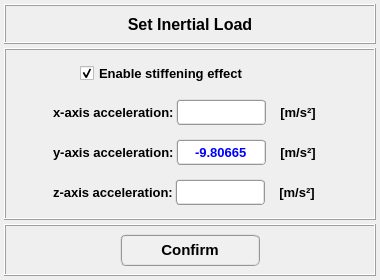
Before: the Qt Designer form pulse/interface/ui_files/model/setup/structural/inertial_load_input.ui in open-pulse/OpenPulse, drawn with Qt 5.
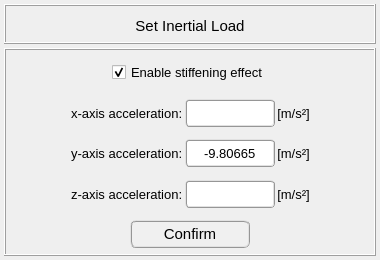
After: the same form once the commit is applied.

What changed in the file:
```diff
--- a/pulse/interface/ui_files/model/setup/structural/inertial_load_input.ui
+++ b/pulse/interface/ui_files/model/setup/structural/inertial_load_input.ui
@@ -10,7 +10,7 @@
     <x>0</x>
     <y>0</y>
     <width>380</width>
-    <height>280</height>
+    <height>260</height>
    </rect>
   </property>
   <property name="sizePolicy">
@@ -22,13 +22,13 @@
   <property name="minimumSize">
    <size>
     <width>380</width>
-    <height>280</height>
+    <height>240</height>
    </size>
   </property>
   <property name="maximumSize">
    <size>
     <width>380</width>
-    <height>280</height>
+    <height>260</height>
    </size>
   </property>
   <property name="contextMenuPolicy">
@@ -105,22 +105,22 @@
         <property name="minimumSize">
          <size>
           <width>0</width>
-          <height>32</height>
+          <height>40</height>
          </size>
         </property>
         <property name="maximumSize">
          <size>
           <width>16777215</width>
-          <height>32</height>
+          <height>40</height>
          </size>
         </property>
         <property name="font">
          <font>
           <family>MS Shell Dlg 2</family>
-          <pointsize>12</pointsize>
-          <weight>75</weight>
+          <pointsize>11</pointsize>
+          <weight>50</weight>
           <italic>false</italic>
-          <bold>true</bold>
+          <bold>false</bold>
          </font>
         </property>
         <property name="text">
@@ -137,92 +137,18 @@
      </layout>
     </widget>
    </item>
-   <item row="2" column="0">
-    <widget class="QFrame" name="frame_button">
-     <property name="minimumSize">
-      <size>
-       <width>0</width>
-       <height>52</height>
-      </size>
-     </property>
-     <property name="maximumSize">
-      <size>
-       <width>16777215</width>
-       <height>52</height>
-      </size>
-     </property>
-     <property name="font">
-      <font>
-       <family>Arial</family>
-       <pointsize>12</pointsize>
-       <weight>75</weight>
-       <bold>true</bold>
-      </font>
-     </property>
-     <property name="frameShape">
-      <enum>QFrame::Box</enum>
-     </property>
-     <property name="frameShadow">
-      <enum>QFrame::Raised</enum>
-     </property>
-     <layout class="QGridLayout" name="gridLayout_3">
-      <property name="leftMargin">
-       <number>2</number>
-      </property>
-      <property name="topMargin">
-       <number>2</number>
-      </property>
-      <property name="rightMargin">
-       <number>2</number>
-      </property>
-      <property name="bottomMargin">
-       <number>2</number>
-      </property>
-      <property name="spacing">
-       <number>2</number>
-      </property>
-      <item row="0" column="0">
-       <widget class="QPushButton" name="pushButton_confirm">
-        <property name="minimumSize">
-         <size>
-          <width>140</width>
-          <height>32</height>
-         </size>
-        </property>
-        <property name="maximumSize">
-         <size>
-          <width>140</width>
-          <height>32</height>
-         </size>
-        </property>
-        <property name="font">
-         <font>
-          <family>MS Shell Dlg 2</family>
-          <pointsize>11</pointsize>
-          <weight>75</weight>
-          <italic>false</italic>
-          <bold>true</bold>
-         </font>
-        </property>
-        <property name="styleSheet">
-         <string notr="true">QPushButton{border-radius: 6px; border-color: rgb(150, 150, 150); border-style: ridge; border-width: 2px; color: rgb(0, 0, 0); background-color: rgb(240, 240, 240); font: 75 bold 11pt &quot;MS Shell Dlg 2&quot;}
-QPushButton:hover{border-radius: 6px; border-color: rgb(0, 170, 255); border-style: ridge; border-width: 2px; color: rgb(0, 0, 0); background-color: rgba(174, 213, 255, 100); font: 75 bold 11pt &quot;MS Shell Dlg 2&quot;}
-QPushButton:pressed{border-radius: 6px; border-color: rgb(0, 170, 255); border-style: ridge; border-width: 3px; color: rgb(0, 0, 0); background-color: rgb(174, 213, 255); font: 75 bold 11pt &quot;MS Shell Dlg 2&quot;}</string>
-        </property>
-        <property name="text">
-         <string>Confirm</string>
-        </property>
-       </widget>
-      </item>
-     </layout>
-    </widget>
-   </item>
    <item row="1" column="0">
-    <widget class="QFrame" name="frame">
+    <widget class="QFrame" name="frame_main">
      <property name="minimumSize">
       <size>
        <width>0</width>
-       <height>150</height>
+       <height>200</height>
+      </size>
+     </property>
+     <property name="maximumSize">
+      <size>
+       <width>16777215</width>
+       <height>16777215</height>
       </size>
      </property>
      <property name="frameShape">
@@ -252,13 +178,13 @@
         <property name="minimumSize">
          <size>
           <width>360</width>
-          <height>30</height>
+          <height>40</height>
          </size>
         </property>
         <property name="maximumSize">
          <size>
           <width>360</width>
-          <height>30</height>
+          <height>40</height>
          </size>
         </property>
         <property name="frameShape">
@@ -284,24 +210,35 @@
           <number>0</number>
          </property>
          <item row="0" column="0">
+          <spacer name="horizontalSpacer_7">
+           <property name="orientation">
+            <enum>Qt::Horizontal</enum>
+           </property>
+           <property name="sizeHint" stdset="0">
+            <size>
+             <width>40</width>
+             <height>20</height>
+            </size>
+           </property>
+          </spacer>
+         </item>
+         <item row="0" column="1">
           <widget class="QCheckBox" name="checkBox_stiffening_effect">
            <property name="minimumSize">
             <size>
-             <width>220</width>
+             <width>0</width>
              <height>26</height>
             </size>
            </property>
            <property name="maximumSize">
             <size>
-             <width>220</width>
+             <width>16777215</width>
              <height>26</height>
             </size>
            </property>
            <property name="font">
             <font>
              <pointsize>10</pointsize>
-             <weight>75</weight>
-             <bold>true</bold>
             </font>
            </property>
            <property name="toolTip">
@@ -315,6 +252,19 @@
            </property>
           </widget>
          </item>
+         <item row="0" column="2">
+          <spacer name="horizontalSpacer_8">
+           <property name="orientation">
+            <enum>Qt::Horizontal</enum>
+           </property>
+           <property name="sizeHint" stdset="0">
+            <size>
+             <width>40</width>
+             <height>20</height>
+            </size>
+           </property>
+          </spacer>
+         </item>
         </layout>
        </widget>
       </item>
@@ -323,13 +273,13 @@
         <property name="minimumSize">
          <size>
           <width>360</width>
-          <height>32</height>
+          <height>40</height>
          </size>
         </property>
         <property name="maximumSize">
          <size>
           <width>360</width>
-          <height>32</height>
+          <height>40</height>
          </size>
         </property>
         <property name="frameShape">
@@ -354,27 +304,65 @@
          <property name="spacing">
           <number>2</number>
          </property>
+         <item row="0" column="0">
+          <spacer name="horizontalSpacer">
+           <property name="orientation">
+            <enum>Qt::Horizontal</enum>
+           </property>
+           <property name="sizeHint" stdset="0">
+            <size>
+             <width>40</width>
+             <height>20</height>
+            </size>
+           </property>
+          </spacer>
+         </item>
+         <item row="0" column="1">
+          <widget class="QLabel" name="label">
+           <property name="minimumSize">
+            <size>
+             <width>0</width>
+             <height>28</height>
+            </size>
+           </property>
+           <property name="maximumSize">
+            <size>
+             <width>16777215</width>
+             <height>28</height>
+            </size>
+           </property>
+           <property name="font">
+            <font>
+             <pointsize>10</pointsize>
+             <weight>50</weight>
+             <bold>false</bold>
+            </font>
+           </property>
+           <property name="text">
+            <string>x-axis acceleration:</string>
+           </property>
+          </widget>
+         </item>
          <item row="0" column="3">
           <widget class="QLabel" name="label_13">
            <property name="minimumSize">
             <size>
-             <width>60</width>
-             <height>26</height>
+             <width>0</width>
+             <height>28</height>
             </size>
            </property>
            <property name="maximumSize">
             <size>
-             <width>60</width>
-             <height>26</height>
+             <width>52</width>
+             <height>28</height>
             </size>
            </property>
            <property name="font">
             <font>
-             <family>MS Shell Dlg 2</family>
              <pointsize>10</pointsize>
-             <weight>75</weight>
+             <weight>50</weight>
              <italic>false</italic>
-             <bold>true</bold>
+             <bold>false</bold>
             </font>
            </property>
            <property name="text">
@@ -390,27 +378,27 @@
            <property name="minimumSize">
             <size>
              <width>90</width>
-             <height>26</height>
+             <height>28</height>
             </size>
            </property>
            <property name="maximumSize">
             <size>
              <width>90</width>
-             <height>26</height>
+             <height>28</height>
             </size>
            </property>
            <property name="font">
             <font>
              <family>MS Shell Dlg 2</family>
              <pointsize>10</pointsize>
-             <weight>75</weight>
+             <weight>9</weight>
              <italic>false</italic>
-             <bold>true</bold>
+             <bold>false</bold>
             </font>
            </property>
            <property name="styleSheet">
-            <string notr="true">QLineEdit{border-radius: 4px; border-color: rgb(150, 150, 150); border-style: ridge; border-width: 2px; color: rgb(0, 0, 255); background-color: rgb(255, 255, 255); font: 75 bold 10pt &quot;MS Shell Dlg 2&quot;}
-QLineEdit::disabled{border-radius: 4px; border-color: rgb(150, 150, 150); border-style: ridge; border-width: 2px; color: rgb(150,150, 150); background-color: rgb(240, 240, 240); font: 75 bold 10pt &quot;MS Shell Dlg 2&quot;}</string>
+            <string notr="true">QLineEdit{border-radius: 4px; border-color: rgb(150, 150, 150); border-style: ridge; border-width: 2px; color: rgb(0, 0, 0); background-color: rgb(255, 255, 255); font: 75 10pt &quot;MS Shell Dlg 2&quot;}
+QLineEdit::disabled{border-radius: 4px; border-color: rgb(150, 150, 150); border-style: ridge; border-width: 2px; color: rgb(150,150, 150); background-color: rgb(240, 240, 240); font: 75 10pt &quot;MS Shell Dlg 2&quot;}</string>
            </property>
            <property name="text">
             <string/>
@@ -421,38 +409,17 @@
           </widget>
          </item>
          <item row="0" column="4">
-          <widget class="QFrame" name="frame_9">
-           <property name="frameShape">
-            <enum>QFrame::NoFrame</enum>
+          <spacer name="horizontalSpacer_2">
+           <property name="orientation">
+            <enum>Qt::Horizontal</enum>
            </property>
-           <property name="frameShadow">
-            <enum>QFrame::Raised</enum>
+           <property name="sizeHint" stdset="0">
+            <size>
+             <width>40</width>
+             <height>20</height>
+            </size>
            </property>
-          </widget>
-         </item>
-         <item row="0" column="0">
-          <widget class="QFrame" name="frame_6">
-           <property name="frameShape">
-            <enum>QFrame::NoFrame</enum>
-           </property>
-           <property name="frameShadow">
-            <enum>QFrame::Raised</enum>
-           </property>
-          </widget>
-         </item>
-         <item row="0" column="1">
-          <widget class="QLabel" name="label">
-           <property name="font">
-            <font>
-             <pointsize>10</pointsize>
-             <weight>75</weight>
-             <bold>true</bold>
-            </font>
-           </property>
-           <property name="text">
-            <string>x-axis acceleration:</string>
-           </property>
-          </widget>
+          </spacer>
          </item>
         </layout>
        </widget>
@@ -462,13 +429,13 @@
         <property name="minimumSize">
          <size>
           <width>360</width>
-          <height>32</height>
+          <height>40</height>
          </size>
         </property>
         <property name="maximumSize">
          <size>
           <width>360</width>
-          <height>32</height>
+          <height>40</height>
          </size>
         </property>
         <property name="frameShape">
@@ -493,23 +460,46 @@
          <property name="spacing">
           <number>2</number>
          </property>
-         <item row="0" column="4">
-          <widget class="QFrame" name="frame_10">
-           <property name="frameShape">
-            <enum>QFrame::NoFrame</enum>
-           </property>
-           <property name="frameShadow">
-            <enum>QFrame::Raised</enum>
-           </property>
-          </widget>
-         </item>
          <item row="0" column="0">
-          <widget class="QFrame" name="frame_7">
-           <property name="frameShape">
-            <enum>QFrame::NoFrame</enum>
+          <spacer name="horizontalSpacer_3">
+           <property name="orientation">
+            <enum>Qt::Horizontal</enum>
            </property>
-           <property name="frameShadow">
-            <enum>QFrame::Raised</enum>
+           <property name="sizeHint" stdset="0">
+            <size>
+             <width>40</width>
+             <height>20</height>
+            </size>
+           </property>
+          </spacer>
+         </item>
+         <item row="0" column="3">
+          <widget class="QLabel" name="label_14">
+           <property name="minimumSize">
+            <size>
+             <width>0</width>
+             <height>28</height>
+            </size>
+           </property>
+           <property name="maximumSize">
+            <size>
+             <width>52</width>
+             <height>28</height>
+            </size>
+           </property>
+           <property name="font">
+            <font>
+             <pointsize>10</pointsize>
+             <weight>50</weight>
+             <italic>false</italic>
+             <bold>false</bold>
+            </font>
+           </property>
+           <property name="text">
+            <string>[m/s²]</string>
+           </property>
+           <property name="alignment">
+            <set>Qt::AlignCenter</set>
            </property>
           </widget>
          </item>
@@ -518,27 +508,27 @@
            <property name="minimumSize">
             <size>
              <width>90</width>
-             <height>26</height>
+             <height>28</height>
             </size>
            </property>
            <property name="maximumSize">
             <size>
              <width>90</width>
-             <height>26</height>
+             <height>28</height>
             </size>
            </property>
            <property name="font">
             <font>
              <family>MS Shell Dlg 2</family>
              <pointsize>10</pointsize>
-             <weight>75</weight>
+             <weight>9</weight>
              <italic>false</italic>
-             <bold>true</bold>
+             <bold>false</bold>
             </font>
            </property>
            <property name="styleSheet">
-            <string notr="true">QLineEdit{border-radius: 4px; border-color: rgb(150, 150, 150); border-style: ridge; border-width: 2px; color: rgb(0, 0, 255); background-color: rgb(255, 255, 255); font: 75 bold 10pt &quot;MS Shell Dlg 2&quot;}
-QLineEdit::disabled{border-radius: 4px; border-color: rgb(150, 150, 150); border-style: ridge; border-width: 2px; color: rgb(150,150, 150); background-color: rgb(240, 240, 240); font: 75 bold 10pt &quot;MS Shell Dlg 2&quot;}
+            <string notr="true">QLineEdit{border-radius: 4px; border-color: rgb(150, 150, 150); border-style: ridge; border-width: 2px; color: rgb(0, 0, 0); background-color: rgb(255, 255, 255); font: 75 10pt &quot;MS Shell Dlg 2&quot;}
+QLineEdit::disabled{border-radius: 4px; border-color: rgb(150, 150, 150); border-style: ridge; border-width: 2px; color: rgb(150,150, 150); background-color: rgb(240, 240, 240); font: 75 10pt &quot;MS Shell Dlg 2&quot;}
 </string>
            </property>
            <property name="text">
@@ -549,44 +539,25 @@
            </property>
           </widget>
          </item>
-         <item row="0" column="3">
-          <widget class="QLabel" name="label_14">
-           <property name="minimumSize">
-            <size>
-             <width>60</width>
-             <height>26</height>
-            </size>
-           </property>
-           <property name="maximumSize">
-            <size>
-             <width>60</width>
-             <height>26</height>
-            </size>
-           </property>
-           <property name="font">
-            <font>
-             <family>MS Shell Dlg 2</family>
-             <pointsize>10</pointsize>
-             <weight>75</weight>
-             <italic>false</italic>
-             <bold>true</bold>
-            </font>
-           </property>
-           <property name="text">
-            <string>[m/s²]</string>
-           </property>
-           <property name="alignment">
-            <set>Qt::AlignCenter</set>
-           </property>
-          </widget>
-         </item>
          <item row="0" column="1">
           <widget class="QLabel" name="label_2">
+           <property name="minimumSize">
+            <size>
+             <width>0</width>
+             <height>28</height>
+            </size>
+           </property>
+           <property name="maximumSize">
+            <size>
+             <width>16777215</width>
+             <height>28</height>
+            </size>
+           </property>
            <property name="font">
             <font>
              <pointsize>10</pointsize>
-             <weight>75</weight>
-             <bold>true</bold>
+             <weight>50</weight>
+             <bold>false</bold>
             </font>
            </property>
            <property name="text">
@@ -594,6 +565,19 @@
            </property>
           </widget>
          </item>
+         <item row="0" column="4">
+          <spacer name="horizontalSpacer_4">
+           <property name="orientation">
+            <enum>Qt::Horizontal</enum>
+           </property>
+           <property name="sizeHint" stdset="0">
+            <size>
+             <width>40</width>
+             <height>20</height>
+            </size>
+           </property>
+          </spacer>
+         </item>
         </layout>
        </widget>
       </item>
@@ -602,13 +586,13 @@
         <property name="minimumSize">
          <size>
           <width>360</width>
-          <height>32</height>
+          <height>40</height>
          </size>
         </property>
         <property name="maximumSize">
          <size>
           <width>360</width>
-          <height>32</height>
+          <height>40</height>
          </size>
         </property>
         <property name="frameShape">
@@ -634,46 +618,38 @@
           <number>2</number>
          </property>
          <item row="0" column="4">
-          <widget class="QFrame" name="frame_11">
-           <property name="frameShape">
-            <enum>QFrame::NoFrame</enum>
+          <spacer name="horizontalSpacer_5">
+           <property name="orientation">
+            <enum>Qt::Horizontal</enum>
            </property>
-           <property name="frameShadow">
-            <enum>QFrame::Raised</enum>
+           <property name="sizeHint" stdset="0">
+            <size>
+             <width>40</width>
+             <height>20</height>
+            </size>
            </property>
-          </widget>
-         </item>
-         <item row="0" column="0">
-          <widget class="QFrame" name="frame_8">
-           <property name="frameShape">
-            <enum>QFrame::NoFrame</enum>
-           </property>
-           <property name="frameShadow">
-            <enum>QFrame::Raised</enum>
-           </property>
-          </widget>
+          </spacer>
          </item>
          <item row="0" column="3">
           <widget class="QLabel" name="label_unit_3">
            <property name="minimumSize">
             <size>
-             <width>60</width>
-             <height>26</height>
+             <width>0</width>
+             <height>28</height>
             </size>
            </property>
            <property name="maximumSize">
             <size>
-             <width>60</width>
-             <height>26</height>
+             <width>52</width>
+             <height>28</height>
             </size>
            </property>
            <property name="font">
             <font>
-             <family>MS Shell Dlg 2</family>
              <pointsize>10</pointsize>
-             <weight>75</weight>
+             <weight>50</weight>
              <italic>false</italic>
-             <bold>true</bold>
+             <bold>false</bold>
             </font>
            </property>
            <property name="text">
@@ -684,49 +660,154 @@
            </property>
           </widget>
          </item>
-         <item row="0" column="2">
-          <widget class="QLineEdit" name="lineEdit_acceleration_z_axis">
-           <property name="minimumSize">
-            <size>
-             <width>90</width>
-             <height>26</height>
-            </size>
-           </property>
-           <property name="maximumSize">
-            <size>
-             <width>90</width>
-             <height>26</height>
-            </size>
-           </property>
-           <property name="font">
-            <font>
-             <family>MS Shell Dlg 2</family>
-             <pointsize>10</pointsize>
-             <weight>75</weight>
-             <italic>false</italic>
-             <bold>true</bold>
-            </font>
-           </property>
-           <property name="styleSheet">
-            <string notr="true">QLineEdit{border-radius: 4px; border-color: rgb(150, 150, 150); border-style: ridge; border-width: 2px; color: rgb(0, 0, 255); background-color: rgb(255, 255, 255); font: 75 bold 10pt &quot;MS Shell Dlg 2&quot;}
-QLineEdit::disabled{border-radius: 4px; border-color: rgb(150, 150, 150); border-style: ridge; border-width: 2px; color: rgb(150,150, 150); background-color: rgb(240, 240, 240); font: 75 bold 10pt &quot;MS Shell Dlg 2&quot;}</string>
-           </property>
-           <property name="alignment">
-            <set>Qt::AlignCenter</set>
-           </property>
-          </widget>
-         </item>
          <item row="0" column="1">
           <widget class="QLabel" name="label_3">
+           <property name="minimumSize">
+            <size>
+             <width>0</width>
+             <height>28</height>
+            </size>
+           </property>
+           <property name="maximumSize">
+            <size>
+             <width>16777215</width>
+             <height>28</height>
+            </size>
+           </property>
            <property name="font">
             <font>
              <pointsize>10</pointsize>
-             <weight>75</weight>
-             <bold>true</bold>
+             <weight>50</weight>
+             <bold>false</bold>
             </font>
            </property>
            <property name="text">
             <string>z-axis acceleration:</string>
+           </property>
+          </widget>
+         </item>
+         <item row="0" column="2">
+          <widget class="QLineEdit" name="lineEdit_acceleration_z_axis">
+           <property name="minimumSize">
+            <size>
+             <width>90</width>
+             <height>28</height>
+            </size>
+           </property>
+           <property name="maximumSize">
+            <size>
+             <width>90</width>
+             <height>28</height>
+            </size>
+           </property>
+           <property name="font">
+            <font>
+             <family>MS Shell Dlg 2</family>
+             <pointsize>10</pointsize>
+             <weight>9</weight>
+             <italic>false</italic>
+             <bold>false</bold>
+            </font>
+           </property>
+           <property name="styleSheet">
+            <string notr="true">QLineEdit{border-radius: 4px; border-color: rgb(150, 150, 150); border-style: ridge; border-width: 2px; color: rgb(0, 0, 0); background-color: rgb(255, 255, 255); font: 75 10pt &quot;MS Shell Dlg 2&quot;}
+QLineEdit::disabled{border-radius: 4px; border-color: rgb(150, 150, 150); border-style: ridge; border-width: 2px; color: rgb(150,150, 150); background-color: rgb(240, 240, 240); font: 75 10pt &quot;MS Shell Dlg 2&quot;}</string>
+           </property>
+           <property name="alignment">
+            <set>Qt::AlignCenter</set>
+           </property>
+          </widget>
+         </item>
+         <item row="0" column="0">
+          <spacer name="horizontalSpacer_6">
+           <property name="orientation">
+            <enum>Qt::Horizontal</enum>
+           </property>
+           <property name="sizeHint" stdset="0">
+            <size>
+             <width>40</width>
+             <height>20</height>
+            </size>
+           </property>
+          </spacer>
+         </item>
+        </layout>
+       </widget>
+      </item>
+      <item row="4" column="0">
+       <widget class="QFrame" name="frame_button">
+        <property name="minimumSize">
+         <size>
+          <width>0</width>
+          <height>40</height>
+         </size>
+        </property>
+        <property name="maximumSize">
+         <size>
+          <width>16777215</width>
+          <height>40</height>
+         </size>
+        </property>
+        <property name="font">
+         <font>
+          <family>Arial</family>
+          <pointsize>12</pointsize>
+          <weight>75</weight>
+          <bold>true</bold>
+         </font>
+        </property>
+        <property name="frameShape">
+         <enum>QFrame::NoFrame</enum>
+        </property>
+        <property name="frameShadow">
+         <enum>QFrame::Raised</enum>
+        </property>
+        <layout class="QGridLayout" name="gridLayout_3">
+         <property name="leftMargin">
+          <number>2</number>
+         </property>
+         <property name="topMargin">
+          <number>2</number>
+         </property>
+         <property name="rightMargin">
+          <number>2</number>
+         </property>
+         <property name="bottomMargin">
+          <number>2</number>
+         </property>
+         <property name="spacing">
+          <number>2</number>
+         </property>
+         <item row="0" column="0">
+          <widget class="QPushButton" name="pushButton_confirm">
+           <property name="minimumSize">
+            <size>
+             <width>120</width>
+             <height>28</height>
+            </size>
+           </property>
+           <property name="maximumSize">
+            <size>
+             <width>120</width>
+             <height>28</height>
+            </size>
+           </property>
+           <property name="font">
+            <font>
+             <family>MS Shell Dlg 2</family>
+             <pointsize>11</pointsize>
+             <weight>9</weight>
+             <italic>false</italic>
+             <bold>false</bold>
+            </font>
+           </property>
+           <property name="styleSheet">
+            <string notr="true">QPushButton{border-radius: 6px; border-color: rgb(150, 150, 150); border-style: ridge; border-width: 2px; color: rgb(0, 0, 0); background-color: rgb(240, 240, 240); font: 75 11pt &quot;MS Shell Dlg 2&quot;}
+QPushButton:hover{border-radius: 6px; border-color: rgb(0, 170, 255); border-style: ridge; border-width: 2px; color: rgb(0, 0, 0); background-color: rgba(174, 213, 255, 100); font: 75 11pt &quot;MS Shell Dlg 2&quot;}
+QPushButton:pressed{border-radius: 6px; border-color: rgb(0, 170, 255); border-style: ridge; border-width: 3px; color: rgb(0, 0, 0); background-color: rgb(174, 213, 255); font: 75 11pt &quot;MS Shell Dlg 2&quot;}</string>
+           </property>
+           <property name="text">
+            <string>Confirm</string>
            </property>
           </widget>
          </item>
```
